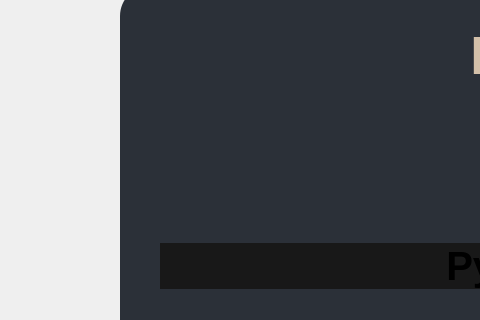
Old version of the form GUI/ui_files/kasta_page.ui in the repository Dziomek/kasta-virtual-assistant; both pictures show x 0 to 480 and y 94 to 414 of the 1145 by 764 pixel window.
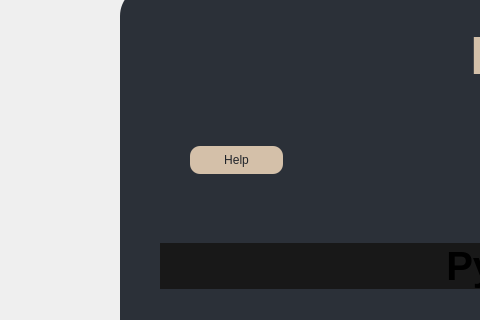
New version of the form.

What changed in the file:
```diff
--- a/GUI/ui_files/kasta_page.ui
+++ b/GUI/ui_files/kasta_page.ui
@@ -229,6 +229,36 @@
      <string>Stop listening</string>
     </property>
    </widget>
+   <widget class="QPushButton" name="helpButton">
+    <property name="geometry">
+     <rect>
+      <x>160</x>
+      <y>160</y>
+      <width>93</width>
+      <height>28</height>
+     </rect>
+    </property>
+    <property name="styleSheet">
+     <string notr="true">QPushButton{
+background-color:  rgb(212, 192, 169);
+color: #20242a;
+border-radius: 10px;
+}
+QPushButton:hover{
+background-color: #837c73;
+}
+
+QPushButton:pressed{
+padding-left: 5px;
+padding-right: 5px;
+background-position: calc(100% - 10px)center;
+background-color: #ff662b;;
+}</string>
+    </property>
+    <property name="text">
+     <string>Help</string>
+    </property>
+   </widget>
   </widget>
  </widget>
  <resources/>
```
